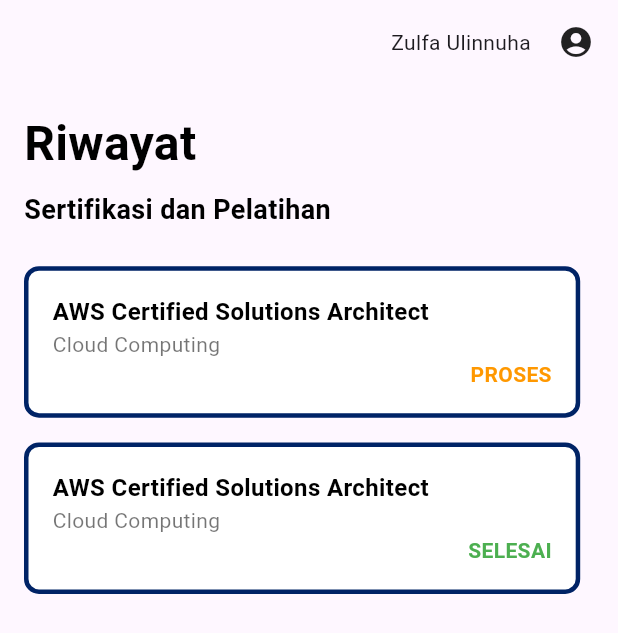
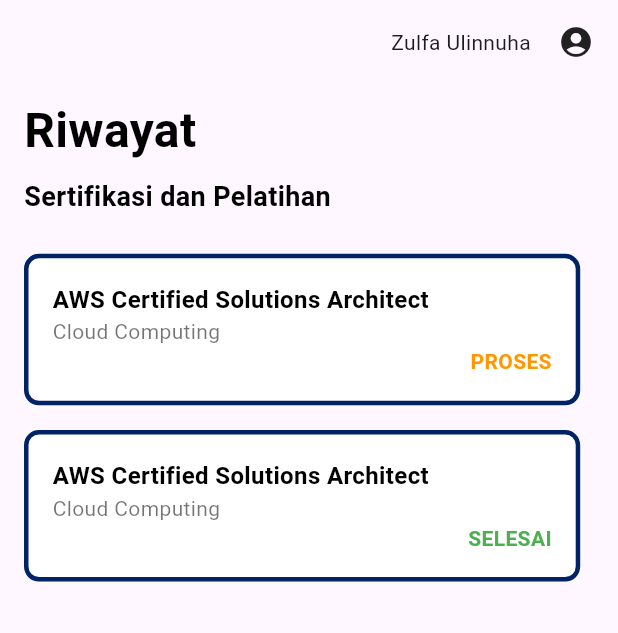
Before and after one commit to Syffafirdausyahhaniputra/hello_world, a Flutter app: the HistoryPage screen opened directly, on a phone screen of 412 x 824 dp. Shown: the top 633 px of the screen. Run offline on Flutter 3.47's test engine with Material 3 defaults, Android fonts, the light colour scheme and no system bars; our stand-ins replace google_fonts.

Commit message:
modifikasi header dan halaman notifikasi

```diff
--- a/lib/dosen/riwayat.dart
+++ b/lib/dosen/riwayat.dart
@@ -1,4 +1,5 @@
 import 'package:flutter/material.dart';
+import '../header.dart'; // Import file header.dart
 
 class HistoryPage extends StatelessWidget {
   @override
@@ -13,8 +14,8 @@
           child: Column(
             crossAxisAlignment: CrossAxisAlignment.start,
             children: [
-              _buildHeader(width),
-              SizedBox(height: height * 0.02),
+              Header(userName: 'Zulfa Ulinnuha'), // Gunakan Header dari header.dart
+              SizedBox(height: height * 0.01),
               Text(
                 'Riwayat',
                 style: TextStyle(
@@ -51,29 +52,6 @@
             ],
           ),
         ),
-      ),
-    );
-  }
-
-  Widget _buildHeader(double width) {
-    return Padding(
-      padding: const EdgeInsets.symmetric(vertical: 16.0),
-      child: Row(
-        mainAxisAlignment: MainAxisAlignment.spaceBetween,
-        children: [
-          SizedBox(width: width * 0.55), // Space untuk menyeimbangkan layout
-          Text(
-            'Zulfa Ulinnuha',
-            style: TextStyle(
-              fontSize: 14,
-              fontWeight: FontWeight.w400,
-            ),
-          ),
-          Icon(
-            Icons.account_circle,
-            size: 24,
-          ),
-        ],
       ),
     );
   }
--- /dev/null
+++ b/lib/header.dart
@@ -0,0 +1,33 @@
+import 'package:flutter/material.dart';
+
+class Header extends StatelessWidget {
+  final String userName;
+
+  const Header({Key? key, required this.userName}) : super(key: key);
+
+  @override
+  Widget build(BuildContext context) {
+    double width = MediaQuery.of(context).size.width;
+
+    return Padding(
+      padding: const EdgeInsets.symmetric(vertical: 16.0),
+      child: Row(
+        mainAxisAlignment: MainAxisAlignment.spaceBetween,
+        children: [
+          SizedBox(width: width * 0.55), // Space to match the layout
+          Text(
+            userName,
+            style: TextStyle(
+              fontSize: 14,
+              fontWeight: FontWeight.w400,
+            ),
+          ),
+          Icon(
+            Icons.account_circle,
+            size: 24,
+          ),
+        ],
+      ),
+    );
+  }
+}
```
Also changed, not shown: lib/dosen.dart (+2 -24 lines), lib/dosen/notifikasi.dart (+125 -2 lines).
